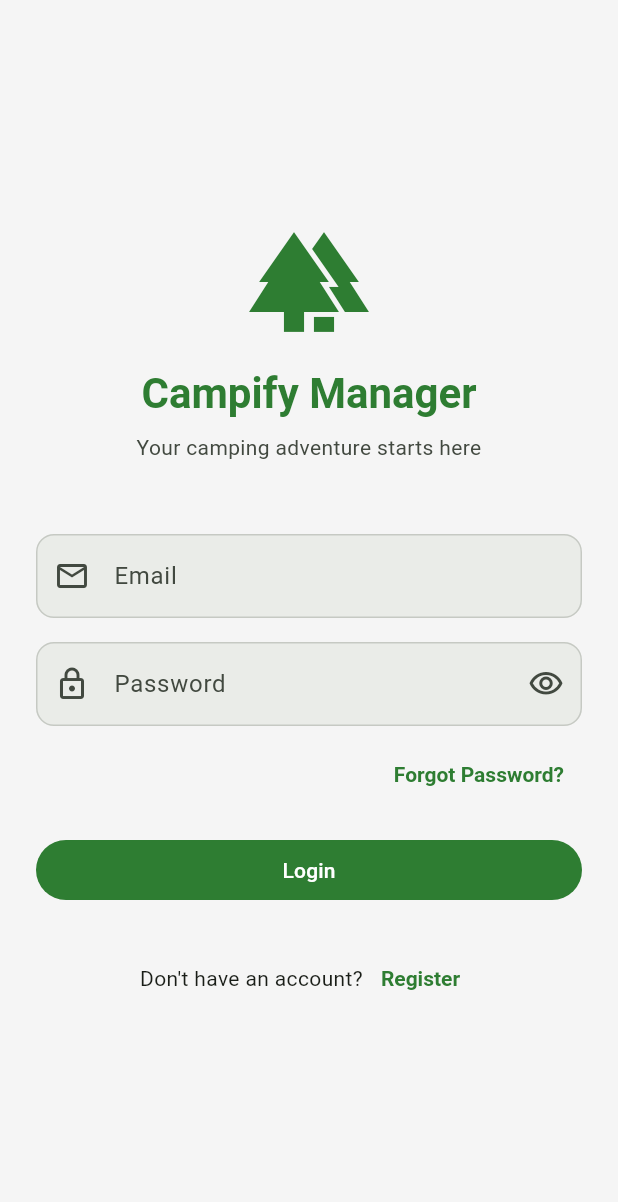
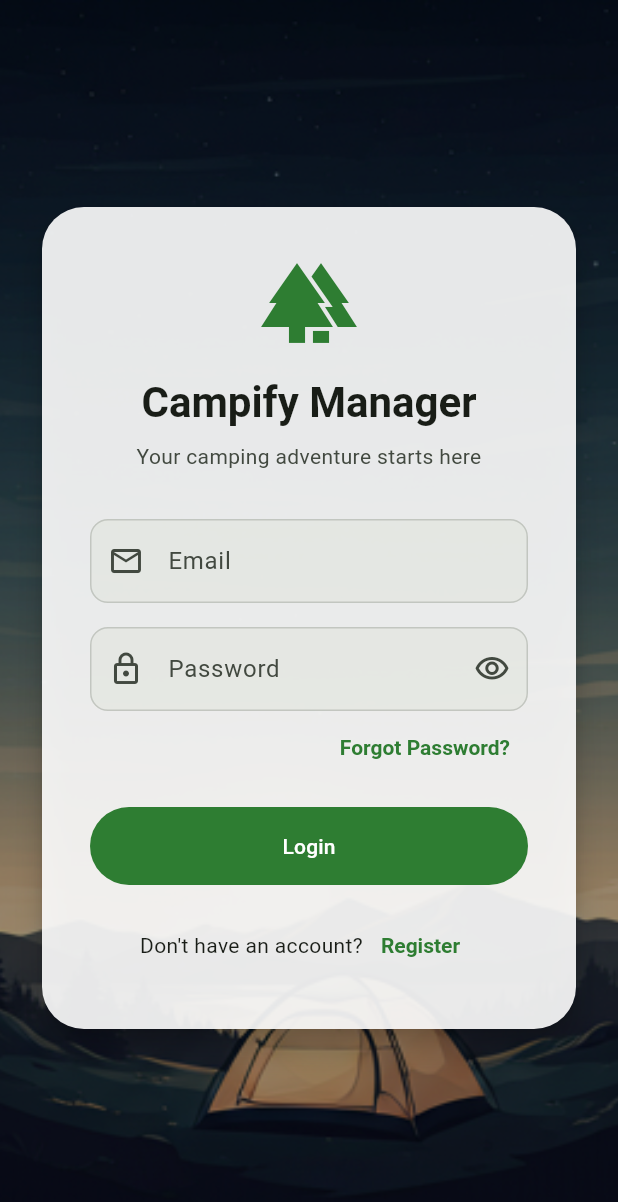
Before and after one commit to Fedi-Benzid/flutter_project, a Flutter app: the screen it shows after launch, on a phone screen of 412 x 824 dp. Shown: the top 1202 px of the screen. Run offline on Flutter 3.47's test engine with Material 3 defaults, Android fonts, the light colour scheme and no system bars; drawn by our look-alikes of flutter_form_builder; our stand-ins replace cached_network_image, dio, flutter_riverpod, flutter_secure_storage, form_builder_validators, freezed_annotation and 4 more.

Commit message:
fixing register lastName , adding login background image

```diff
--- a/lib/features/auth/presentation/screens/login_screen.dart
+++ b/lib/features/auth/presentation/screens/login_screen.dart
@@ -8,13 +8,6 @@ import '../../../../config/router.dart';
 import '../providers/auth_provider.dart';
 import '../../domain/auth_state.dart';
 
-/// Login screen with email/password form.
-///
-/// Features:
-/// - Form validation
-/// - Demo credentials hint
-/// - Password visibility toggle
-/// - Link to register
 class LoginScreen extends ConsumerStatefulWidget {
   const LoginScreen({super.key});
 
@@ -30,9 +23,8 @@ class _LoginScreenState extends ConsumerState<LoginScreen> {
   @override
   Widget build(BuildContext context) {
     final theme = Theme.of(context);
-    final authState = ref.watch(authStateProvider);
 
-    // Show error snackbar if auth fails
+    // Listen for auth state changes (errors)
     ref.listen<AuthState>(authStateProvider, (previous, next) {
       next.maybeWhen(
         error: (message) {
@@ -42,7 +34,6 @@ class _LoginScreenState extends ConsumerState<LoginScreen> {
               backgroundColor: theme.colorScheme.error,
             ),
           );
-          // Reset loading state
           setState(() => _isLoading = false);
         },
         orElse: () {},
@@ -50,20 +41,43 @@ class _LoginScreenState extends ConsumerState<LoginScreen> {
     });
 
     return Scaffold(
-      body: SafeArea(
+      body: Stack(
+        children: [
+          // 1. Background Image
+          Positioned.fill(
+            child: Image.asset(
+              'assets/images/loginbg.png',
+              fit: BoxFit.cover,
+            ),
+          ),
+          // 2. Dark Overlay for Contrast
+          Positioned.fill(
+            child: Container(
+              color: Colors.black.withOpacity(0.4),
+            ),
+          ),
+          // 3. Content
+          SafeArea(
             child: Center(
               child: SingleChildScrollView(
                 padding: const EdgeInsets.all(24),
                 child: ConstrainedBox(
-              constraints: const BoxConstraints(maxWidth: 400),
+                  constraints: const BoxConstraints(maxWidth: 420),
+                  child: Card(
+                    elevation: 8,
+                    color: theme.colorScheme.surface.withOpacity(0.9),
+                    shape: RoundedRectangleBorder(
+                      borderRadius: BorderRadius.circular(28),
+                    ),
+                    child: Padding(
+                      padding: const EdgeInsets.all(32.0),
                       child: Column(
-                mainAxisAlignment: MainAxisAlignment.center,
+                        mainAxisSize: MainAxisSize.min,
                         crossAxisAlignment: CrossAxisAlignment.stretch,
                         children: [
-                  // Logo/Title
                           Icon(
                             Icons.forest,
-                    size: 80,
+                            size: 64,
                             color: theme.colorScheme.primary,
                           ),
                           const SizedBox(height: 16),
@@ -71,7 +85,7 @@ class _LoginScreenState extends ConsumerState<LoginScreen> {
                             'Campify Manager',
                             style: theme.textTheme.headlineMedium?.copyWith(
                               fontWeight: FontWeight.bold,
-                      color: theme.colorScheme.primary,
+                              color: theme.colorScheme.onSurface,
                             ),
                             textAlign: TextAlign.center,
                           ),
@@ -83,71 +97,7 @@ class _LoginScreenState extends ConsumerState<LoginScreen> {
                             ),
                             textAlign: TextAlign.center,
                           ),
-                  const SizedBox(height: 48),
-
-                  // Demo credentials card
-                  // if (AppConfig.useDemoMode) ...[
-                  //   Card(
-                  //     color: theme.colorScheme.primaryContainer,
-                  //     child: Padding(
-                  //       padding: const EdgeInsets.all(16),
-                  //       child: Column(
-                  //         crossAxisAlignment: CrossAxisAlignment.start,
-                  //         children: [
-                  //           Row(
-                  //             children: [
-                  //               Icon(
-                  //                 Icons.info_outline,
-                  //                 size: 20,
-                  //                 color: theme.colorScheme.onPrimaryContainer,
-                  //               ),
-                  //               const SizedBox(width: 8),
-                  //               Text(
-                  //                 'Demo Mode',
-                  //                 style: theme.textTheme.titleSmall?.copyWith(
-                  //                   color: theme.colorScheme.onPrimaryContainer,
-                  //                   fontWeight: FontWeight.bold,
-                  //                 ),
-                  //               ),
-                  //             ],
-                  //           ),
-                  //           const SizedBox(height: 8),
-                  //           Text(
-                  //             'Use these credentials to test:',
-                  //             style: theme.textTheme.bodySmall?.copyWith(
-                  //               color: theme.colorScheme.onPrimaryContainer,
-                  //             ),
-                  //           ),
-                  //           const SizedBox(height: 4),
-                  //           _CredentialRow(
-                  //             label: 'Owner:',
-                  //             email: AppConfig.demoOwnerEmail,
-                  //             onTap: () => _fillCredentials(
-                  //               AppConfig.demoOwnerEmail,
-                  //               AppConfig.demoPassword,
-                  //             ),
-                  //           ),
-                  //           _CredentialRow(
-                  //             label: 'Camper:',
-                  //             email: AppConfig.demoCamperEmail,
-                  //             onTap: () => _fillCredentials(
-                  //               AppConfig.demoCamperEmail,
-                  //               AppConfig.demoPassword,
-                  //             ),
-                  //           ),
-                  //           Text(
-                  //             'Password: ${AppConfig.demoPassword}',
-                  //             style: theme.textTheme.bodySmall?.copyWith(
-                  //               color: theme.colorScheme.onPrimaryContainer,
-                  //               fontFamily: 'monospace',
-                  //             ),
-                  //           ),
-                  //         ],
-                  //       ),
-                  //     ),
-                  //   ),
-                  //   const SizedBox(height: 24),
-                  // ],
+                          const SizedBox(height: 32),
 
                           // Login form
                           FormBuilder(
@@ -159,6 +109,7 @@ class _LoginScreenState extends ConsumerState<LoginScreen> {
                                   decoration: const InputDecoration(
                                     labelText: 'Email',
                                     prefixIcon: Icon(Icons.email_outlined),
+                                    border: OutlineInputBorder(),
                                   ),
                                   keyboardType: TextInputType.emailAddress,
                                   textInputAction: TextInputAction.next,
@@ -173,11 +124,10 @@ class _LoginScreenState extends ConsumerState<LoginScreen> {
                                   decoration: InputDecoration(
                                     labelText: 'Password',
                                     prefixIcon: const Icon(Icons.lock_outlined),
+                                    border: const OutlineInputBorder(),
                                     suffixIcon: IconButton(
                                       icon: Icon(
-                                _obscurePassword
-                                    ? Icons.visibility_outlined
-                                    : Icons.visibility_off_outlined,
+                                        _obscurePassword ? Icons.visibility_outlined : Icons.visibility_off_outlined,
                                       ),
                                       onPressed: () {
                                         setState(() {
@@ -197,9 +147,7 @@ class _LoginScreenState extends ConsumerState<LoginScreen> {
                               ],
                             ),
                           ),
-                  const SizedBox(height: 8),
 
-                  // Forgot password
                           Align(
                             alignment: Alignment.centerRight,
                             child: TextButton(
@@ -209,27 +157,28 @@ class _LoginScreenState extends ConsumerState<LoginScreen> {
                           ),
                           const SizedBox(height: 16),
 
-                  // Login button
                           FilledButton(
+                            style: FilledButton.styleFrom(
+                              padding: const EdgeInsets.all(16),
+                            ),
                             onPressed: _isLoading ? null : _handleLogin,
                             child: _isLoading
                                 ? const SizedBox(
                                     height: 20,
                                     width: 20,
-                            child: CircularProgressIndicator(strokeWidth: 2),
+                                    child: CircularProgressIndicator(
+                                      strokeWidth: 2,
+                                      color: Colors.white,
+                                    ),
                                   )
                                 : const Text('Login'),
                           ),
-                  const SizedBox(height: 24),
+                          const SizedBox(height: 16),
 
-                  // Register link
                           Row(
                             mainAxisAlignment: MainAxisAlignment.center,
                             children: [
-                      Text(
-                        "Don't have an account?",
-                        style: theme.textTheme.bodyMedium,
-                      ),
+                              const Text("Don't have an account?"),
                               TextButton(
                                 onPressed: () => context.go(AppRoutes.register),
                                 child: const Text('Register'),
@@ -242,28 +191,27 @@ class _LoginScreenState extends ConsumerState<LoginScreen> {
                   ),
                 ),
               ),
+            ),
+          ),
+        ],
+      ),
     );
-  }
-
-  void _fillCredentials(String email, String password) {
-    _formKey.currentState?.patchValue({'email': email, 'password': password});
   }
 
   Future<void> _handleLogin() async {
     if (_formKey.currentState?.saveAndValidate() ?? false) {
       setState(() => _isLoading = true);
-
       final values = _formKey.currentState!.value;
       await ref.read(authStateProvider.notifier).login(
             email: values['email'] as String,
             password: values['password'] as String,
           );
+      if (mounted) setState(() => _isLoading = false);
     }
   }
 
   void _showForgotPasswordDialog() {
     final emailController = TextEditingController();
-
     showDialog(
       context: context,
       builder: (context) => AlertDialog(
@@ -271,15 +219,14 @@ class _LoginScreenState extends ConsumerState<LoginScreen> {
         content: Column(
           mainAxisSize: MainAxisSize.min,
           children: [
-            const Text(
-              'Enter your email address and we\'ll send you a link to reset your password.',
-            ),
+            const Text('Enter your email to receive a reset link.'),
             const SizedBox(height: 16),
             TextField(
               controller: emailController,
               decoration: const InputDecoration(
                 labelText: 'Email',
                 prefixIcon: Icon(Icons.email_outlined),
+                border: OutlineInputBorder(),
               ),
               keyboardType: TextInputType.emailAddress,
             ),
@@ -293,73 +240,19 @@ class _LoginScreenState extends ConsumerState<LoginScreen> {
           FilledButton(
             onPressed: () async {
               if (emailController.text.isNotEmpty) {
-                await ref
-                    .read(authStateProvider.notifier)
-                    .resetPassword(emailController.text);
+                await ref.read(authStateProvider.notifier).resetPassword(emailController.text);
                 if (mounted) {
                   Navigator.pop(context);
                   ScaffoldMessenger.of(context).showSnackBar(
-                    const SnackBar(
-                      content: Text(
-                        'If an account exists with this email, you\'ll receive a reset link.',
-                      ),
-                    ),
+                    const SnackBar(content: Text('Reset link sent if account exists.')),
                   );
                 }
               }
             },
-            child: const Text('Send Reset Link'),
+            child: const Text('Send Link'),
           ),
         ],
       ),
     );
   }
 }
-
-class _CredentialRow extends StatelessWidget {
-  final String label;
-  final String email;
-  final VoidCallback onTap;
-
-  const _CredentialRow({
-    required this.label,
-    required this.email,
-    required this.onTap,
-  });
-
-  @override
-  Widget build(BuildContext context) {
-    final theme = Theme.of(context);
-
-    return InkWell(
-      onTap: onTap,
-      child: Padding(
-        padding: const EdgeInsets.symmetric(vertical: 2),
-        child: Row(
-          children: [
-            Text(
-              '$label ',
-              style: theme.textTheme.bodySmall?.copyWith(
-                color: theme.colorScheme.onPrimaryContainer,
-              ),
-            ),
-            Text(
-              email,
-              style: theme.textTheme.bodySmall?.copyWith(
-                color: theme.colorScheme.onPrimaryContainer,
-                fontFamily: 'monospace',
-                decoration: TextDecoration.underline,
-              ),
-            ),
-            const SizedBox(width: 4),
-            Icon(
-              Icons.content_copy,
-              size: 14,
-              color: theme.colorScheme.onPrimaryContainer.withOpacity(0.7),
-            ),
-          ],
-        ),
-      ),
-    );
-  }
-}
```
Also changed, not shown: lib/features/reservations/presentation/screens/my_reservations_screen.dart (+7 -16 lines), assets/images/loginbg.png (added), 3 other files. Lines whose indentation alone changed are shown as unchanged.
